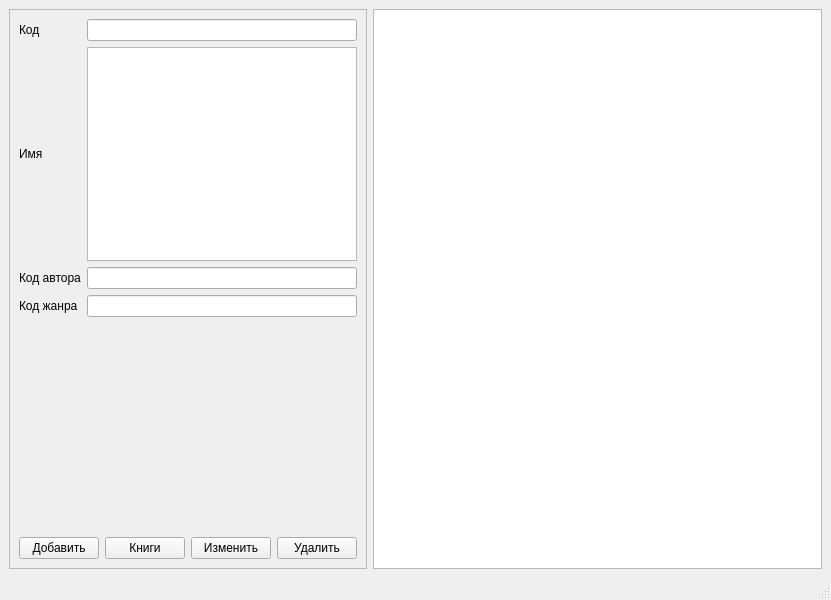
First picture: the form in mainwindow.ui, repository DeveloperMan313/book-exchange-qt, before the edit.
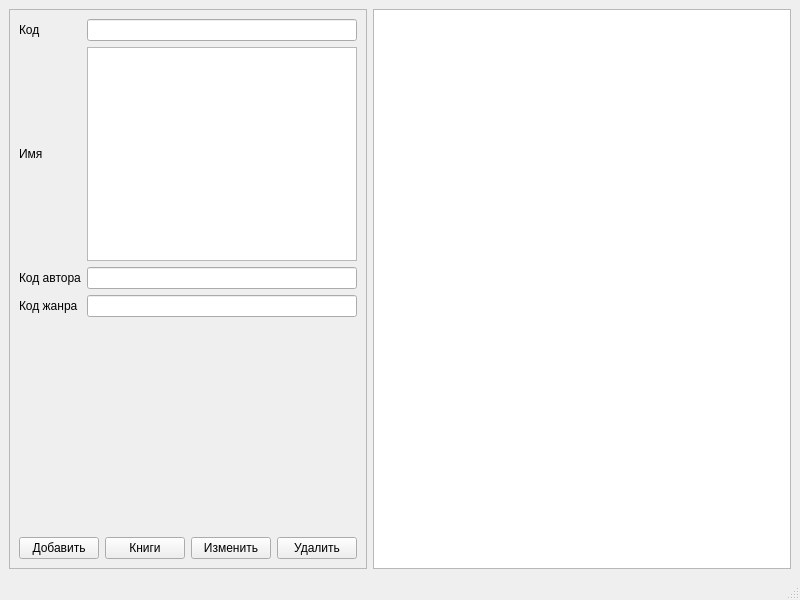
Second picture: the form after the edit.

Diff of the .ui file:
```diff
--- a/mainwindow.ui
+++ b/mainwindow.ui
@@ -6,7 +6,7 @@
    <rect>
     <x>0</x>
     <y>0</y>
-    <width>831</width>
+    <width>800</width>
     <height>600</height>
    </rect>
   </property>
```
Left out of the diff: 2 changed lines with no effect on the pictures.
